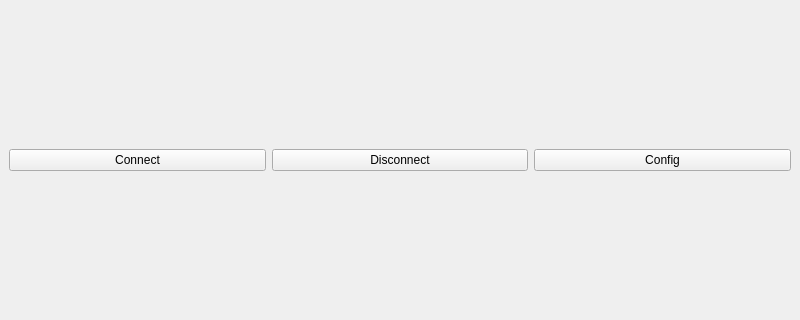
Qt form mainwindow.ui (YoakamWang/QT-serial-data-process) before a commit; both pictures show x 0 to 800 and y 129 to 449 of the 800 by 600 pixel window.
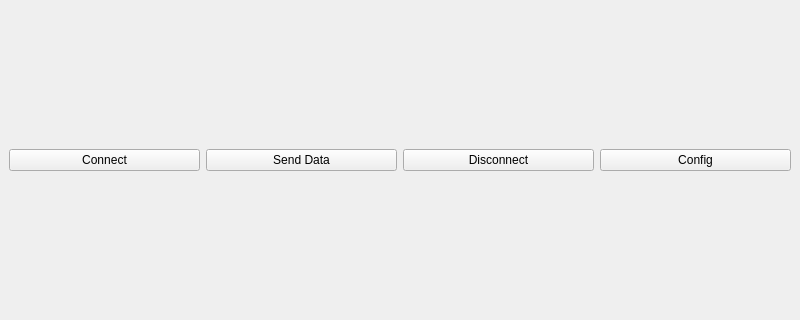
The same form after that commit.

Commit message: catch multiple serial data

What changed in the file:
```diff
--- a/mainwindow.ui
+++ b/mainwindow.ui
@@ -24,6 +24,13 @@
         </property>
        </widget>
       </item>
+      <item>
+       <widget class="QPushButton" name="writeButton">
+        <property name="text">
+         <string>Send Data</string>
+        </property>
+       </widget>
+      </item>
       <item>
        <widget class="QPushButton" name="disconnectButton">
         <property name="text">
```
The commit also changes 5 other files.
